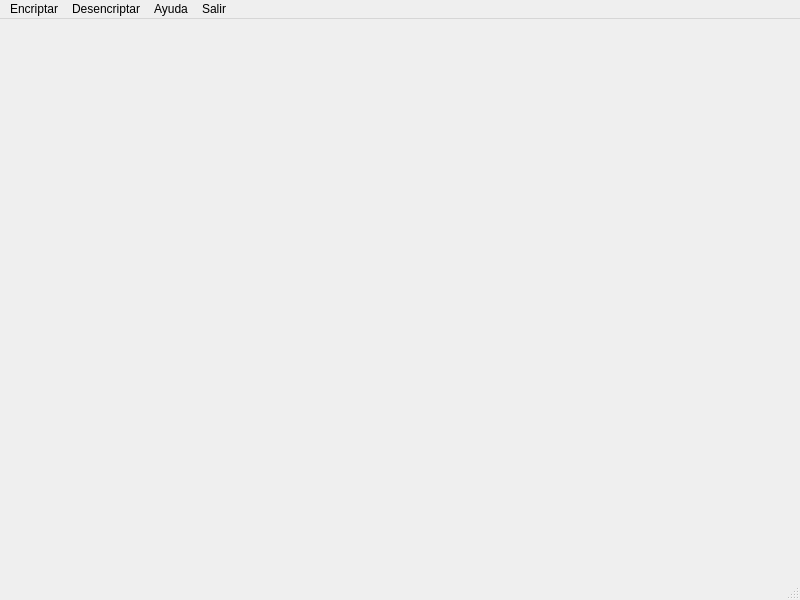
Nefta11/Curso_Python, file Practicas Python con RICHIE/App/FormMenu.ui: the form before one commit.
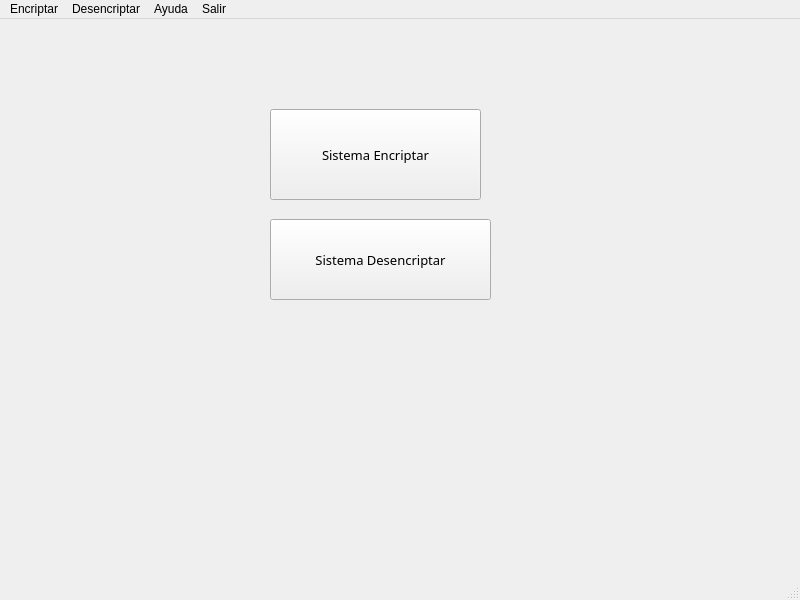
The form after the commit.

```diff
--- a/Practicas Python con RICHIE/App/FormMenu.ui
+++ b/Practicas Python con RICHIE/App/FormMenu.ui
@@ -13,7 +13,46 @@
   <property name="windowTitle">
    <string>MainWindow</string>
   </property>
-  <widget class="QWidget" name="centralwidget"/>
+  <widget class="QWidget" name="centralwidget">
+   <widget class="QPushButton" name="pushButton">
+    <property name="geometry">
+     <rect>
+      <x>270</x>
+      <y>90</y>
+      <width>211</width>
+      <height>91</height>
+     </rect>
+    </property>
+    <property name="font">
+     <font>
+      <family>BigBlueTerm437 Nerd Font</family>
+      <pointsize>10</pointsize>
+     </font>
+    </property>
+    <property name="text">
+     <string>Sistema Encriptar</string>
+    </property>
+   </widget>
+   <widget class="QPushButton" name="pushButton2">
+    <property name="geometry">
+     <rect>
+      <x>270</x>
+      <y>200</y>
+      <width>221</width>
+      <height>81</height>
+     </rect>
+    </property>
+    <property name="font">
+     <font>
+      <family>BigBlueTerm437 Nerd Font</family>
+      <pointsize>10</pointsize>
+     </font>
+    </property>
+    <property name="text">
+     <string>Sistema Desencriptar</string>
+    </property>
+   </widget>
+  </widget>
   <widget class="QMenuBar" name="menubar">
    <property name="geometry">
     <rect>
```
